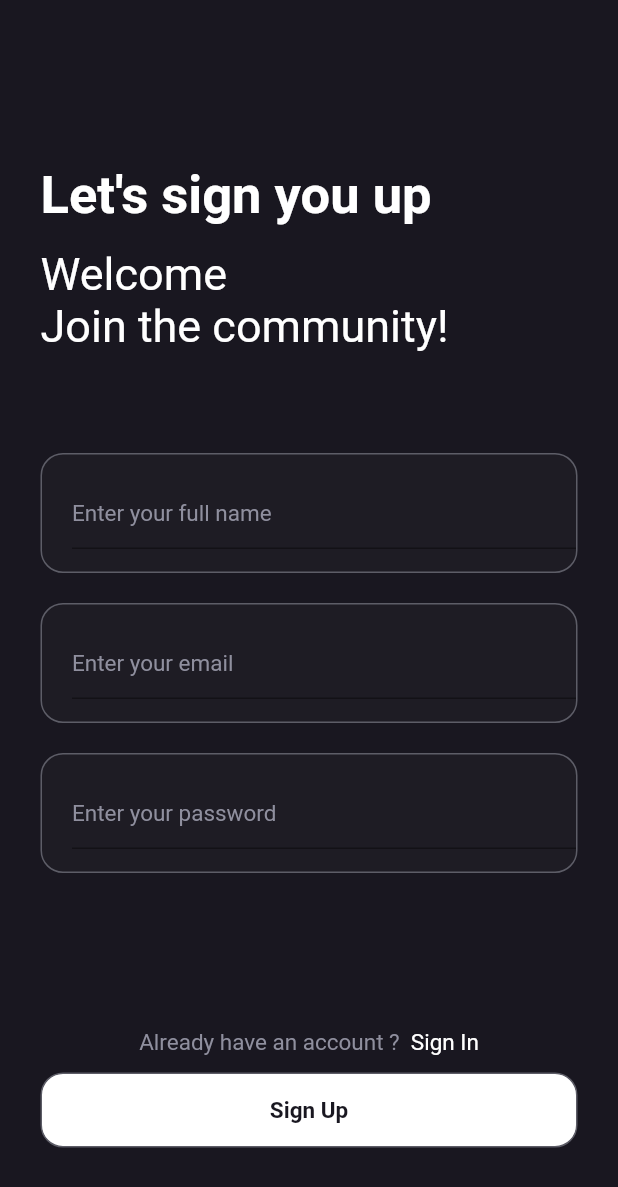
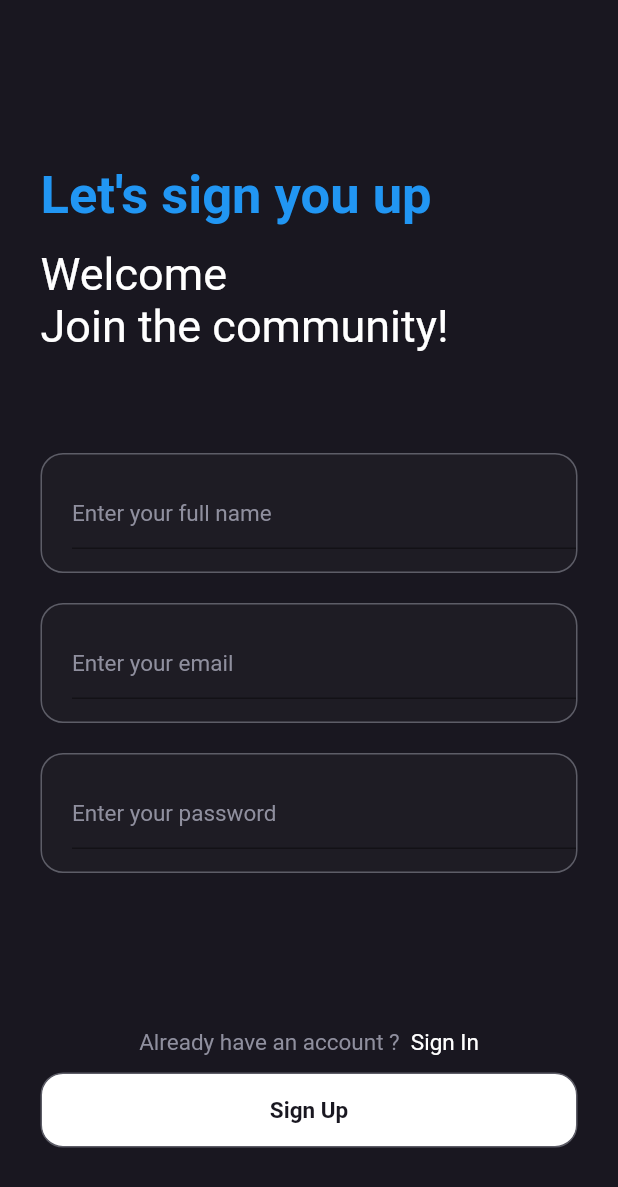
Before and after one commit to Usmani27/Flutter_Projects, a Flutter app: the screen it shows after launch, on a phone screen of 412 x 824 dp. Shown: the top 1187 px of the screen. Run offline on Flutter 3.47's test engine with Material 2 defaults, Android fonts, the light colour scheme and no system bars.

Commit message:
Heading Color changed from white to blue

```diff
--- a/lib/screens/sign_up.dart
+++ b/lib/screens/sign_up.dart
@@ -17,7 +17,7 @@ class SignUp extends StatelessWidget{
           child:Column(
             crossAxisAlignment: CrossAxisAlignment.start,
             children: [
-              Text("Let's sign you up", style: TextStyle(fontSize: 35, fontWeight: FontWeight.w600, color: Color(0xFFFFFFFF)),),
+              Text("Let's sign you up", style: TextStyle(fontSize: 35, fontWeight: FontWeight.w600, color: Colors.blue),),
               SizedBox(height: 14,),
               Text("Welcome \nJoin the community!", style: TextStyle(fontSize: 30, fontWeight: FontWeight.w400, color: Color(0xFFFFFFFF)),),
               SizedBox(height: 47,),
```
